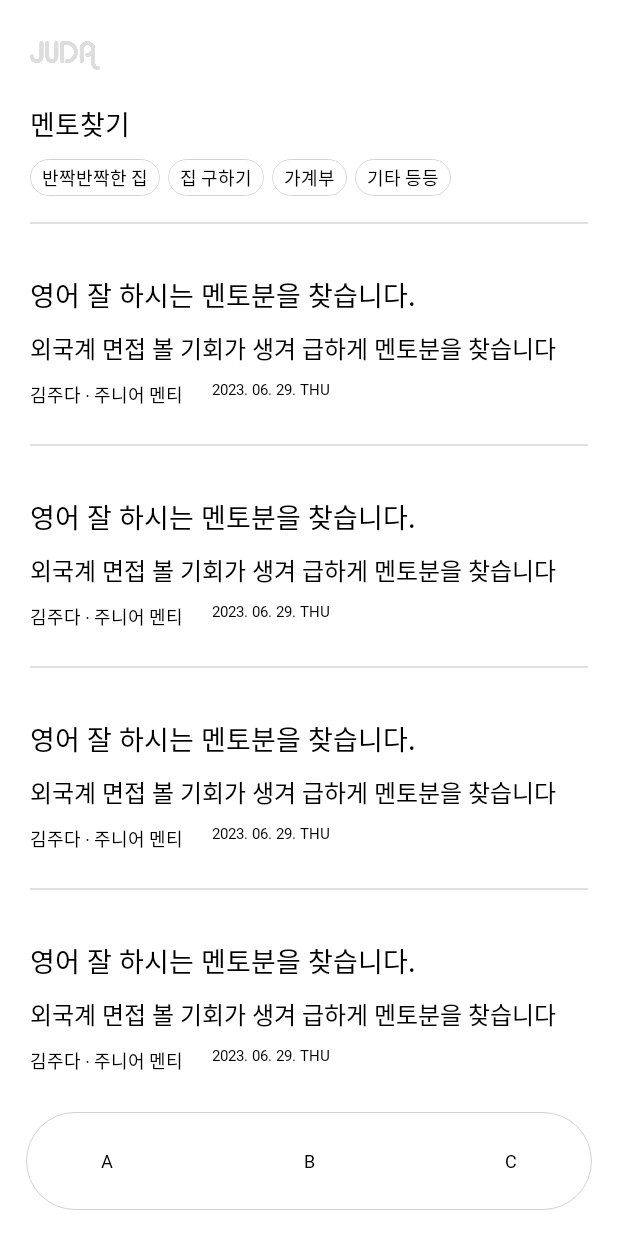
After one commit to 1jeongg/Juda-Kotlin, an Android app built with Jetpack Compose: the MenteeScreen screen opened through its navigation route, on a phone screen of 412 x 824 dp. The commit adds this screen. Run offline under Robolectric (Android 15) with nearby library versions, the phone set to English and light mode, and no system bars; our stand-ins replace Dagger/Hilt's generated code; libraries missing offline, so code that uses them is left out: com.kakao.sdk; Roboto replaces fonts that are not available here.

Commit message:
design: menteeScreen, PostScreen

```diff
--- a/app/src/main/java/com/example/juda_kotlin/app/presentation/navigation/NavGraph.kt
+++ b/app/src/main/java/com/example/juda_kotlin/app/presentation/navigation/NavGraph.kt
@@ -14,4 +14,6 @@ fun NavGraphBuilder.judaGraph(
     composable(route = Screen.SignInScreen.route) { SignInScreen(navController) }
     composable(route = Screen.BigCategoryScreen.route) { BigCategoryScreen(navController)}
     composable(route = Screen.SmallCategoryScreen.route) { SmallCategoryScreen(navController) }
+    composable(route = Screen.MenteeScreen.route) { MenteeScreen(navController) }
+    composable(route = Screen.PostScreen.route) { PostScreen(navController)}
 }
--- a/app/src/main/java/com/example/juda_kotlin/app/presentation/navigation/Screen.kt
+++ b/app/src/main/java/com/example/juda_kotlin/app/presentation/navigation/Screen.kt
@@ -7,4 +7,6 @@ sealed class Screen(val route: String) {
     object SignInScreen: Screen("sign_in_screen")
     object BigCategoryScreen: Screen("big_category_screen")
     object SmallCategoryScreen: Screen("small_category_screen")
+    object MenteeScreen: Screen("mentee_screen")
+    object PostScreen: Screen("post_screen")
 }
--- /dev/null
+++ b/app/src/main/java/com/example/juda_kotlin/app/presentation/view/MenteeScreen.kt
@@ -0,0 +1,138 @@
+package com.example.juda_kotlin.app.presentation.view
+
+import androidx.compose.foundation.BorderStroke
+import androidx.compose.foundation.background
+import androidx.compose.foundation.border
+import androidx.compose.foundation.clickable
+import androidx.compose.foundation.layout.*
+import androidx.compose.foundation.lazy.LazyColumn
+import androidx.compose.foundation.lazy.LazyRow
+import androidx.compose.foundation.shape.RoundedCornerShape
+import androidx.compose.material.Divider
+import androidx.compose.material.Text
+import androidx.compose.runtime.Composable
+import androidx.compose.ui.Alignment
+import androidx.compose.ui.Modifier
+import androidx.compose.ui.draw.clip
+import androidx.compose.ui.graphics.Color
+import androidx.compose.ui.text.font.FontWeight
+import androidx.compose.ui.text.style.TextAlign
+import androidx.compose.ui.unit.dp
+import androidx.navigation.NavController
+import com.example.juda_kotlin.app.presentation.component.TopJuda
+import com.example.juda_kotlin.app.presentation.navigation.Screen
+import com.example.juda_kotlin.ui.theme.TextStyles
+import com.example.juda_kotlin.ui.theme.main_gray
+
+@Composable
+fun MenteeScreen(
+    navController: NavController
+){
+    Box(
+        modifier = Modifier
+            .fillMaxSize()
+            .background(Color.White)
+    ) {
+        Box {
+            Column(
+                modifier = Modifier.padding(top = 27.dp, start = 20.dp, end = 20.dp)
+            ) {
+                TopJuda()
+                FilterItemList(listOf("반짝반짝한 집", "집 구하기", "가계부", "기타 등등"))
+                MenteeItemList()
+            }
+        }
+        Box(
+            modifier = Modifier
+                .padding(17.dp)
+                .background(Color.White, RoundedCornerShape(46.dp))
+                .height(65.dp)
+                .align(Alignment.BottomCenter)
+                .fillMaxWidth()
+                .border(BorderStroke(0.5.dp, main_gray), RoundedCornerShape(46.dp))){
+            Text(text = "A", style = TextStyles.smallText12, modifier = Modifier
+                .align(Alignment.CenterStart)
+                .padding(start = 50.dp)
+                .clickable { })
+            Text(text = "B", style = TextStyles.smallText12, modifier = Modifier
+                .align(Alignment.Center)
+                .clickable { })
+            Text(text = "C", style = TextStyles.smallText12, modifier = Modifier
+                .align(Alignment.CenterEnd)
+                .padding(end = 50.dp)
+                .clickable { })
+        }
+    }
+}
+
+@Composable
+fun MenteeItemList() {
+    LazyColumn {
+        item { MenteeItem() }
+        item { MenteeItem() }
+        item { MenteeItem() }
+        item { MenteeItem() }
+        item { Spacer(modifier = Modifier.height(60.dp)) }
+    }
+}
+@Composable
+fun MenteeItem(
+    title: String = "영어 잘 하시는 멘토분을 찾습니다.",
+    description: String = "외국계 면접 볼 기회가 생겨 급하게 멘토분을 찾습니다",
+    name: String = "김주다 · 주니어 멘티",
+    date: String = "2023. 06. 29. THU"
+){
+    Column(
+        modifier = Modifier.padding(bottom = 24.dp),
+        verticalArrangement = Arrangement.spacedBy(10.dp)
+    ) {
+        Divider( Modifier.padding(bottom = 24.dp))
+        Text(text = title, style = TextStyles.textSearch, fontWeight = FontWeight.Medium, color = Color.Black, maxLines = 1)
+        Text(text = description, style = TextStyles.textSmallTitle, maxLines = 1)
+        Row{
+            Text(text = name, style = TextStyles.smallText12, maxLines = 1)
+            Spacer(modifier = Modifier.width(19.dp))
+            Text(text = date, style = TextStyles.smallText10, maxLines = 1)
+        }
+    }
+}
+
+@Composable
+fun FilterItemList(
+    tags: List<String> = emptyList()
+) {
+    Column(
+        modifier = Modifier.padding(top = 22.dp, bottom = 17.dp, end = 17.dp)
+    ){
+        Text(
+            text = "멘토찾기",
+            style = TextStyles.textSearch,
+            color = Color.Black
+        )
+        LazyRow(
+            modifier = Modifier.padding(top = 10.dp),
+            horizontalArrangement = Arrangement.spacedBy(5.dp)
+        ) {
+            tags.forEach {
+                item {
+                    Box(
+                        modifier = Modifier
+                            .wrapContentWidth()
+                            .clip(RoundedCornerShape(40.dp))
+                            .border(
+                                border = BorderStroke(0.5.dp, main_gray),
+                                RoundedCornerShape(40.dp)
+                            )
+                    ) {
+                        Text(
+                            text = it,
+                            style = TextStyles.smallText12,
+                            textAlign = TextAlign.Center,
+                            modifier = Modifier.padding(8.dp, 3.dp)
+                        )
+                    }
+                }
+            }
+        }
+    }
+}
```
Also changed, not shown: app/src/main/java/com/example/juda_kotlin/app/presentation/component/TextFieldBox.kt (added, +44 -0 lines), app/src/main/java/com/example/juda_kotlin/app/presentation/view/JudaMainScreen.kt (+31 -10 lines), app/src/main/java/com/example/juda_kotlin/app/presentation/view/PostScreen.kt (added, +52 -0 lines), app/src/main/res/drawable-v24/post.png (added).
